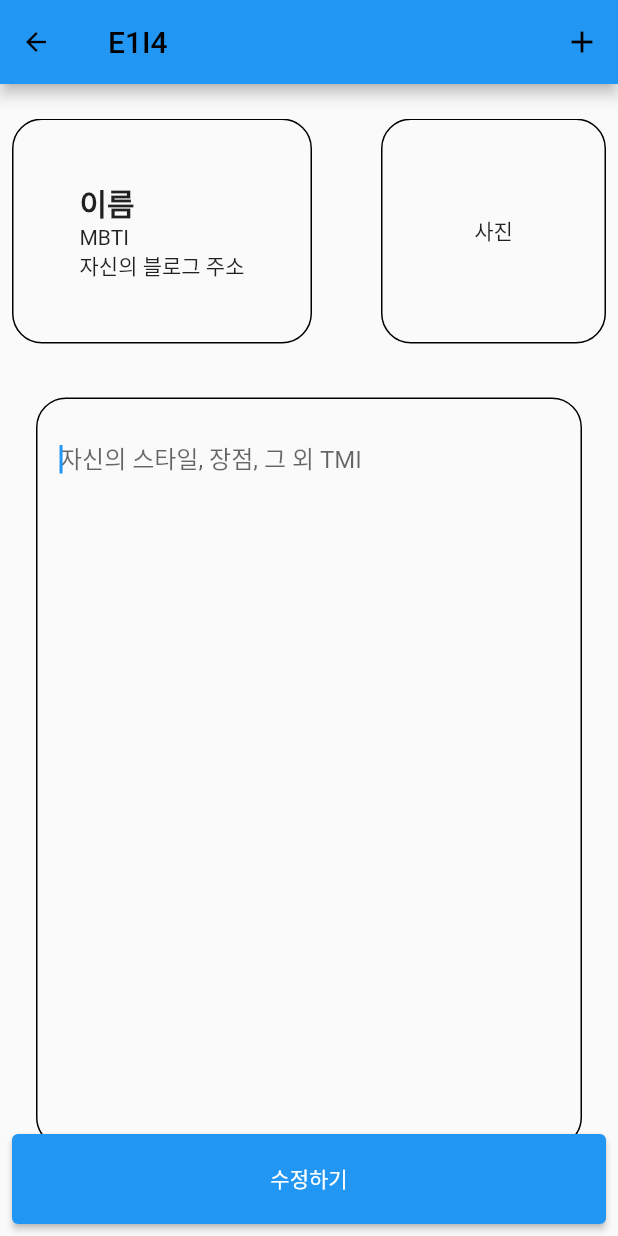
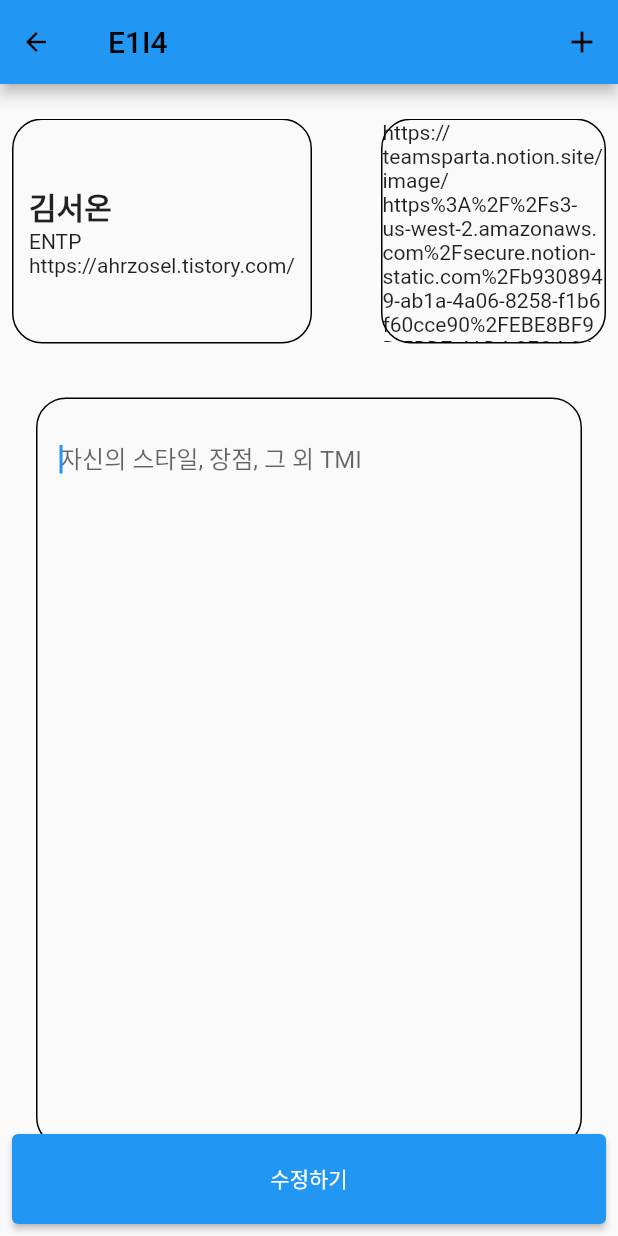
Before and after one commit to anfgbwl/team_project_1, a Flutter app: the screen it shows after launch, after a tap on "김서온", on a phone screen of 412 x 824 dp. Run offline on Flutter 3.47's test engine with Material 2 defaults, Android fonts, the phone set to English and light mode, and no system bars; network calls fail.

Commit message:
클릭시 해당 인원 프로필 상세페이지 이동

```diff
--- a/lib/detailpage.dart
+++ b/lib/detailpage.dart
@@ -1,10 +1,15 @@
+import 'package:aboutmy_team/profile_service.dart';
 import 'package:flutter/material.dart';
+import 'package:provider/provider.dart';
 
 class DetailPage extends StatelessWidget {
-  const DetailPage({super.key});
+  const DetailPage({super.key, required this.index});
+  final int index;
 
   @override
   Widget build(BuildContext context) {
+    ProfileService profileService = context.read<ProfileService>();
+    Profile profile = profileService.profileList[index];
     return Scaffold(
       appBar: AppBar(
         leading: Row(
@@ -60,12 +65,12 @@ class DetailPage extends StatelessWidget {
                             crossAxisAlignment: CrossAxisAlignment.start,
                             children: [
                               Text(
-                                "이름",
+                                profile.name,
                                 style: TextStyle(
                                     fontWeight: FontWeight.bold, fontSize: 20),
                               ),
-                              Text("MBTI"),
-                              Text("자신의 블로그 주소"),
+                              Text(profile.mbti),
+                              Text(profile.blog),
                             ],
                           ),
                         ),
@@ -77,7 +82,7 @@ class DetailPage extends StatelessWidget {
                           alignment: Alignment.center,
                           width: 150,
                           height: 150,
-                          child: Text("사진"),
+                          child: Text(profile.photo),
                         )
                       ],
                     ),
--- a/lib/main.dart
+++ b/lib/main.dart
@@ -76,7 +76,9 @@ class MyHomePage extends StatelessWidget {
                       Navigator.push(
                           context,
                           MaterialPageRoute(
-                              builder: (context) => DetailPage()));
+                              builder: (context) => DetailPage(
+                                    index: index,
+                                  )));
                     },
                     child: Feed(
                       // 각 arguments의 값을 지정하여, index 위치에 맞게 대입(? 맞으면 값, : 아니면 값)
--- a/lib/profile_service.dart
+++ b/lib/profile_service.dart
@@ -32,14 +32,15 @@ class ProfileService extends ChangeNotifier {
       mytype: '열심히 허자',
     ),
     Profile(
-      photo: '사진 url',
+      photo:
+          'https://teamsparta.notion.site/image/https%3A%2F%2Fs3-us-west-2.amazonaws.com%2Fsecure.notion-static.com%2Fb9308949-ab1a-4a06-8258-f1b6f60cce90%2FEBE8BF9D-5BD7-4AD4-8FC4-84157068BC52.jpeg?id=26769fd9-5881-44f4-90fb-84c279204552&table=block&spaceId=83c75a39-3aba-4ba4-a792-7aefe4b07895&width=1310&userId=&cache=v2',
       name: '김서온',
       mbti: 'ENTP',
       blog: 'https://ahrzosel.tistory.com/',
       mytype: '나는 끝까지 살아남을꺼야',
     ),
     Profile(
-      photo: '사진 url',
+      photo: '사진 u',
       name: '정기현',
       mbti: 'INFP',
       blog: 'https://jkh0013011.tistory.com/',
```
